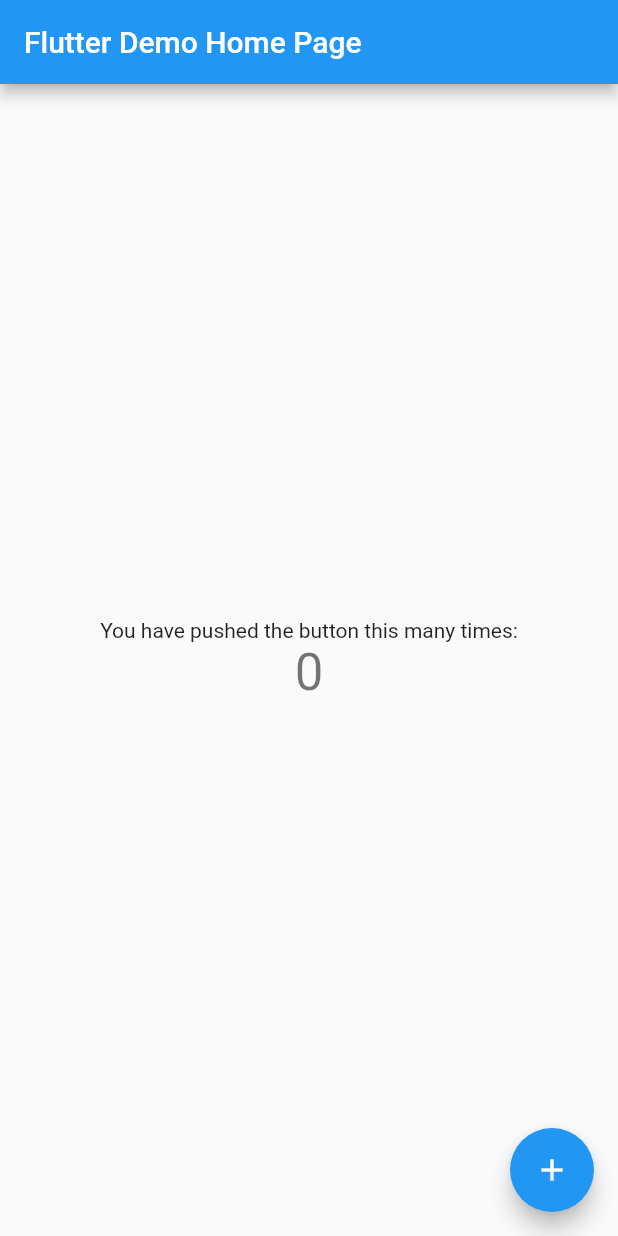
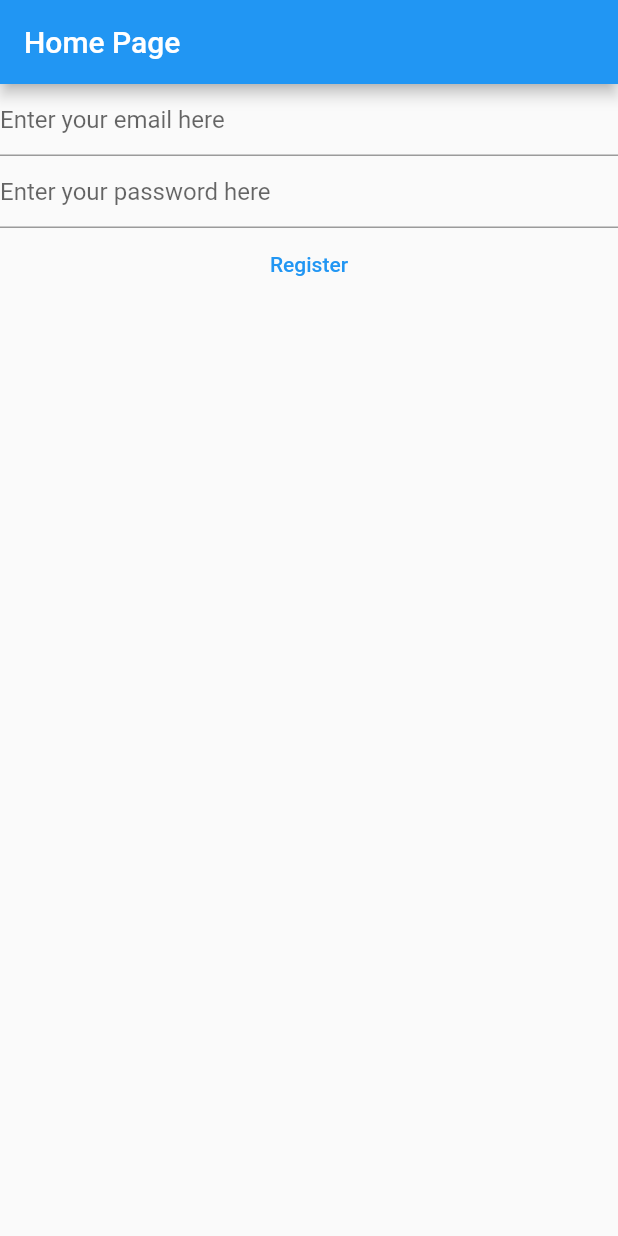
Before and after one commit to Messi002/Flutter_Notes_Sharing_App, a Flutter app: the screen it shows after launch, on a phone screen of 412 x 824 dp. Run offline on Flutter 3.47's test engine with Material 2 defaults, Android fonts, the phone set to English and light mode, and no system bars; our stand-ins replace firebase_auth, firebase_core; accounts and stored records are empty.

Commit message:
using future builder

```diff
--- a/mynotes/lib/main.dart
+++ b/mynotes/lib/main.dart
@@ -1,115 +1,95 @@
+import 'package:firebase_auth/firebase_auth.dart';
+import 'package:firebase_core/firebase_core.dart';
 import 'package:flutter/material.dart';
 
+import 'firebase_options.dart';
+
 void main() {
-  runApp(const MyApp());
-}
-
-class MyApp extends StatelessWidget {
-  const MyApp({super.key});
-
-  // This widget is the root of your application.
-  @override
-  Widget build(BuildContext context) {
-    return MaterialApp(
+  WidgetsFlutterBinding.ensureInitialized();
+  runApp(MaterialApp(
     title: 'Flutter Demo',
     theme: ThemeData(
-        // This is the theme of your application.
-        //
-        // Try running your application with "flutter run". You'll see the
-        // application has a blue toolbar. Then, without quitting the app, try
-        // changing the primarySwatch below to Colors.green and then invoke
-        // "hot reload" (press "r" in the console where you ran "flutter run",
-        // or simply save your changes to "hot reload" in a Flutter IDE).
-        // Notice that the counter didn't reset back to zero; the application
-        // is not restarted.
       primarySwatch: Colors.blue,
     ),
-      home: const MyHomePage(title: 'Flutter Demo Home Page'),
-    );
-  }
+    home: const MyHomePage(),
+  ));
 }
 
 class MyHomePage extends StatefulWidget {
-  const MyHomePage({super.key, required this.title});
-
-  // This widget is the home page of your application. It is stateful, meaning
-  // that it has a State object (defined below) that contains fields that affect
-  // how it looks.
-
-  // This class is the configuration for the state. It holds the values (in this
-  // case the title) provided by the parent (in this case the App widget) and
-  // used by the build method of the State. Fields in a Widget subclass are
-  // always marked "final".
-
-  final String title;
+  const MyHomePage({super.key});
 
   @override
   State<MyHomePage> createState() => _MyHomePageState();
 }
 
 class _MyHomePageState extends State<MyHomePage> {
-  int _counter = 0;
+  late final TextEditingController _emailController;
+  late final TextEditingController _passwordController;
 
-  void _incrementCounter() {
-    setState(() {
-      // This call to setState tells the Flutter framework that something has
-      // changed in this State, which causes it to rerun the build method below
-      // so that the display can reflect the updated values. If we changed
-      // _counter without calling setState(), then the build method would not be
-      // called again, and so nothing would appear to happen.
-      _counter++;
-    });
+  @override
+  void initState() {
+    _emailController = TextEditingController();
+    _passwordController = TextEditingController();
+    super.initState();
+  }
+
+  @override
+  void dispose() {
+    _emailController.dispose();
+    _passwordController.dispose();
+    super.dispose();
   }
 
   @override
   Widget build(BuildContext context) {
-    // This method is rerun every time setState is called, for instance as done
-    // by the _incrementCounter method above.
-    //
-    // The Flutter framework has been optimized to make rerunning build methods
-    // fast, so that you can just rebuild anything that needs updating rather
-    // than having to individually change instances of widgets.
     return Scaffold(
       appBar: AppBar(
-        // Here we take the value from the MyHomePage object that was created by
-        // the App.build method, and use it to set our appbar title.
-        title: Text(widget.title),
+        title: const Text('Home Page'),
       ),
-      body: Center(
-        // Center is a layout widget. It takes a single child and positions it
-        // in the middle of the parent.
-        child: Column(
-          // Column is also a layout widget. It takes a list of children and
-          // arranges them vertically. By default, it sizes itself to fit its
-          // children horizontally, and tries to be as tall as its parent.
-          //
-          // Invoke "debug painting" (press "p" in the console, choose the
-          // "Toggle Debug Paint" action from the Flutter Inspector in Android
-          // Studio, or the "Toggle Debug Paint" command in Visual Studio Code)
-          // to see the wireframe for each widget.
-          //
-          // Column has various properties to control how it sizes itself and
-          // how it positions its children. Here we use mainAxisAlignment to
-          // center the children vertically; the main axis here is the vertical
-          // axis because Columns are vertical (the cross axis would be
-          // horizontal).
-          mainAxisAlignment: MainAxisAlignment.center,
-          children: <Widget>[
-            const Text(
-              'You have pushed the button this many times:',
+      body: FutureBuilder(
+        future: Firebase.initializeApp(
+          options: DefaultFirebaseOptions.currentPlatform,
         ),
-            Text(
-              '$_counter',
-              style: Theme.of(context).textTheme.headline4,
+        builder: (context, snapshot) {
+          switch (snapshot.connectionState) {
+            case ConnectionState.done:
+              return Column(
+                children: [
+                  TextField(
+                    controller: _emailController,
+                    enableSuggestions: false,
+                    autocorrect: false,
+                    keyboardType: TextInputType.emailAddress,
+                    decoration: const InputDecoration(
+                        hintText: 'Enter your email here'),
                   ),
+                  TextField(
+                    controller: _passwordController,
+                    obscureText: true,
+                    enableSuggestions: false,
+                    autocorrect: false,
+                    decoration: const InputDecoration(
+                        hintText: 'Enter your password here'),
+                  ),
+                  TextButton(
+                      onPressed: () async {
+                        final email = _emailController.text;
+                        final password = _passwordController.text;
+                        final UserCredential = await FirebaseAuth.instance
+                            .createUserWithEmailAndPassword(
+                                email: email, password: password);
+                      },
+                      child: const Text('Register'))
                 ],
+              );
+            default:
+              const CircularProgressIndicator(
+                strokeWidth: 6.0,
+              );
+          }
+          return Text('Loading...');
+        },
       ),
-      ),
-      floatingActionButton: FloatingActionButton(
-        onPressed: _incrementCounter,
-        tooltip: 'Increment',
-        child: const Icon(Icons.add),
-      ), // This trailing comma makes auto-formatting nicer for build methods.
     );
   }
 }
```
Lines whose indentation alone changed are shown as unchanged.
